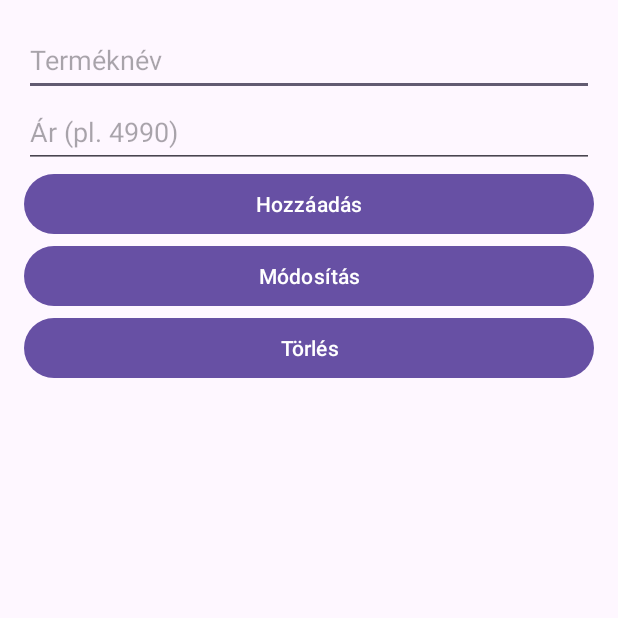
After one commit to Balched/mobilalk_textilshop, an Android app: the ProductCrudActivity screen opened directly, with no data from a screen before it, on a phone screen of 412 x 824 dp, the top half of it. The commit adds this screen. Run offline under Robolectric (Android 15) with nearby library versions, the phone set to English and light mode, and no system bars; our stand-ins replace Firebase (no records; nobody signed in at launch, a user with empty details on screens opened directly).

Commit message:
Feltöltés

```diff
--- a/app/build.gradle
+++ b/app/build.gradle
@@ -36,6 +36,7 @@ dependencies {
     implementation libs.activity
     implementation libs.constraintlayout
     implementation libs.firebase.auth
+    implementation libs.firebase.firestore
     testImplementation libs.junit
     androidTestImplementation libs.ext.junit
     androidTestImplementation libs.espresso.core
--- a/app/src/main/AndroidManifest.xml
+++ b/app/src/main/AndroidManifest.xml
@@ -12,6 +12,9 @@
         android:supportsRtl="true"
         android:theme="@style/Theme.Textil"
         tools:targetApi="31">
+        <activity
+            android:name=".ProductCrudActivity"
+            android:exported="false" />
         <activity
             android:name=".ShopActivity"
             android:exported="false" />
--- /dev/null
+++ b/app/src/main/java/com/example/textil/ProductCrudActivity.java
@@ -0,0 +1,128 @@
+package com.example.textil;
+
+import android.content.Intent;
+import android.os.Bundle;
+import android.util.Log;
+import android.view.View;
+import android.widget.*;
+import androidx.annotation.Nullable;
+import androidx.appcompat.app.AppCompatActivity;
+
+import com.google.firebase.firestore.CollectionReference;
+import com.google.firebase.firestore.DocumentReference;
+import com.google.firebase.firestore.FirebaseFirestore;
+import com.google.firebase.firestore.QueryDocumentSnapshot;
+import com.google.firebase.firestore.QuerySnapshot;
+
+import java.util.ArrayList;
+import java.util.List;
+
+public class ProductCrudActivity extends AppCompatActivity {
+    private EditText nameEditText, priceEditText;
+    private Button addButton, updateButton, deleteButton;
+    private ListView productList;
+    private ArrayAdapter<String> adapter;
+    private List<Product> products = new ArrayList<>();
+    private Product selectedProduct = null;
+
+    private ProductService productService;
+
+    @Override
+    protected void onCreate(Bundle savedInstanceState) {
+        super.onCreate(savedInstanceState);
+        setContentView(R.layout.activity_product_crud);
+
+        nameEditText = findViewById(R.id.nameEditText);
+        priceEditText = findViewById(R.id.priceEditText);
+        addButton = findViewById(R.id.addButton);
+        updateButton = findViewById(R.id.updateButton);
+        deleteButton = findViewById(R.id.deleteButton);
+        productList = findViewById(R.id.productListView);
+
+        productService = new ProductService();
+
+        adapter = new ArrayAdapter<>(this, android.R.layout.simple_list_item_1, new ArrayList<>());
+        productList.setAdapter(adapter);
+
+        loadProducts();
+
+        addButton.setOnClickListener(v -> {
+            String name = nameEditText.getText().toString().trim();
+            String priceStr = priceEditText.getText().toString().trim();
+
+            if (name.isEmpty() || priceStr.isEmpty()) {
+                Toast.makeText(this, "Töltsd ki a mezőket!", Toast.LENGTH_SHORT).show();
+                return;
+            }
+
+            double price = Double.parseDouble(priceStr);
+            //Product p = new Product(name, price);
+
+            FirebaseFirestore db = FirebaseFirestore.getInstance();
+            CollectionReference productsRef = db.collection("products");
+
+            DocumentReference newDocRef = productsRef.document();
+
+            String generatedId = newDocRef.getId();
+
+            Product p = new Product(generatedId, name, price);
+            productService.addProduct(p);
+            clearFields();
+            loadProducts();
+        });
+
+        productList.setOnItemClickListener((parent, view, position, id) -> {
+            selectedProduct = products.get(position);
+            nameEditText.setText(selectedProduct.getName());
+            priceEditText.setText(String.valueOf(selectedProduct.getPrice()));
+        });
+
+        updateButton.setOnClickListener(v -> {
+            if (selectedProduct == null) {
+                Toast.makeText(this, "Válassz egy terméket!", Toast.LENGTH_SHORT).show();
+                return;
+            }
+
+            selectedProduct.setName(nameEditText.getText().toString());
+            selectedProduct.setPrice(Double.parseDouble(priceEditText.getText().toString()));
+            productService.updateProduct(selectedProduct);
+            clearFields();
+            loadProducts();
+        });
+
+        deleteButton.setOnClickListener(v -> {
+            if (selectedProduct == null) {
+                Toast.makeText(this, "Válassz egy terméket!", Toast.LENGTH_SHORT).show();
+                return;
+            }
+
+            productService.deleteProduct(selectedProduct.getId());
+            clearFields();
+            loadProducts();
+        });
+    }
+
+    private void loadProducts() {
+        productService.getAllProducts(task -> {
+            if (task.isSuccessful()) {
+                QuerySnapshot snapshot = task.getResult();
+                products.clear();
+                adapter.clear();
+                for (QueryDocumentSnapshot doc : snapshot) {
+                    Product p = doc.toObject(Product.class);
+                    p.setId(doc.getId());
+                    products.add(p);
+                    adapter.add(p.getName() + " - " + p.getPrice() + " Ft");
+                }
+            } else {
+                Log.e("ProductCrud", "Hiba a lekérdezés során", task.getException());
+            }
+        });
+    }
+
+    private void clearFields() {
+        nameEditText.setText("");
+        priceEditText.setText("");
+        selectedProduct = null;
+    }
+}
--- /dev/null
+++ b/app/src/main/java/com/example/textil/ProductService.java
@@ -0,0 +1,64 @@
+package com.example.textil;
+
+import android.util.Log;
+import androidx.annotation.NonNull;
+
+import com.google.android.gms.tasks.OnCompleteListener;
+import com.google.android.gms.tasks.Task;
+import com.google.firebase.firestore.*;
+
+import java.util.ArrayList;
+import java.util.List;
+
+public class ProductService {
+    private FirebaseFirestore db;
+    private CollectionReference productsRef;
+
+    public ProductService() {
+        db = FirebaseFirestore.getInstance();
+        productsRef = db.collection("products");
+    }
+
+    // CREATE
+    public void addProduct(Product product) {
+        productsRef.add(product)
+                .addOnSuccessListener(documentReference -> {
+                    Log.d("ProductService", "Product added with ID:");
+                })
+                .addOnFailureListener(e -> {
+                    Log.e("ProductService", "Error adding product", e);
+                });
+    }
+
+    // READ
+    public void getAllProducts(OnCompleteListener<QuerySnapshot> listener) {
+        productsRef.get().addOnCompleteListener(listener);
+    }
+
+    // UPDATE
+    public void updateProduct(Product product) {
+        if (product.getId() == null) {
+            Log.e("ProductService", "Product ID is null. Cannot update.");
+            return;
+        }
+
+        productsRef.document(product.getId()).set(product)
+                .addOnSuccessListener(aVoid -> {
+                    Log.d("ProductService", "Product updated");
+                })
+                .addOnFailureListener(e -> {
+                    Log.e("ProductService", "Error updating product", e);
+                });
+    }
+
+    // DELETE
+    public void deleteProduct(String productId) {
+        productsRef.document(productId).delete()
+                .addOnSuccessListener(aVoid -> {
+                    Log.d("ProductService", "Product deleted");
+                })
+                .addOnFailureListener(e -> {
+                    Log.e("ProductService", "Error deleting product", e);
+                });
+    }
+}
--- /dev/null
+++ b/app/src/main/res/layout/activity_product_crud.xml
@@ -0,0 +1,46 @@
+<?xml version="1.0" encoding="utf-8"?>
+<LinearLayout xmlns:android="http://schemas.android.com/apk/res/android"
+    android:layout_width="match_parent"
+    android:layout_height="match_parent"
+    android:padding="16dp"
+    android:orientation="vertical">
+
+    <EditText
+        android:id="@+id/nameEditText"
+        android:layout_width="match_parent"
+        android:layout_height="wrap_content"
+        android:hint="Terméknév"
+        android:minHeight="48dp" />
+
+    <EditText
+        android:id="@+id/priceEditText"
+        android:layout_width="match_parent"
+        android:layout_height="wrap_content"
+        android:hint="Ár (pl. 4990)"
+        android:inputType="numberDecimal"
+        android:minHeight="48dp" />
+
+    <Button
+        android:id="@+id/addButton"
+        android:text="Hozzáadás"
+        android:layout_width="match_parent"
+        android:layout_height="wrap_content" />
+
+    <Button
+        android:id="@+id/updateButton"
+        android:text="Módosítás"
+        android:layout_width="match_parent"
+        android:layout_height="wrap_content" />
+
+    <Button
+        android:id="@+id/deleteButton"
+        android:text="Törlés"
+        android:layout_width="match_parent"
+        android:layout_height="wrap_content" />
+
+    <ListView
+        android:id="@+id/productListView"
+        android:layout_width="match_parent"
+        android:layout_height="0dp"
+        android:layout_weight="1"/>
+</LinearLayout>
--- a/gradle/libs.versions.toml
+++ b/gradle/libs.versions.toml
@@ -8,6 +8,7 @@ material = "1.10.0"
 activity = "1.10.1"
 constraintlayout = "2.1.4"
 firebaseAuth = "23.2.0"
+firebaseFirestore = "25.1.4"
 
 [libraries]
 junit = { group = "junit", name = "junit", version.ref = "junit" }
@@ -18,6 +19,7 @@ material = { group = "com.google.android.material", name = "material", version.r
 activity = { group = "androidx.activity", name = "activity", version.ref = "activity" }
 constraintlayout = { group = "androidx.constraintlayout", name = "constraintlayout", version.ref = "constraintlayout" }
 firebase-auth = { group = "com.google.firebase", name = "firebase-auth", version.ref = "firebaseAuth" }
+firebase-firestore = { group = "com.google.firebase", name = "firebase-firestore", version.ref = "firebaseFirestore" }
 
 [plugins]
 android-application = { id = "com.android.application", version.ref = "agp" }
```
Also changed, not shown: app/src/main/java/com/example/textil/Product.java (added, +24 -0 lines), app/src/main/java/com/example/textil/ShopActivity.java (+9 -0 lines), app/src/main/res/layout/activity_shop.xml (+8 -0 lines).
